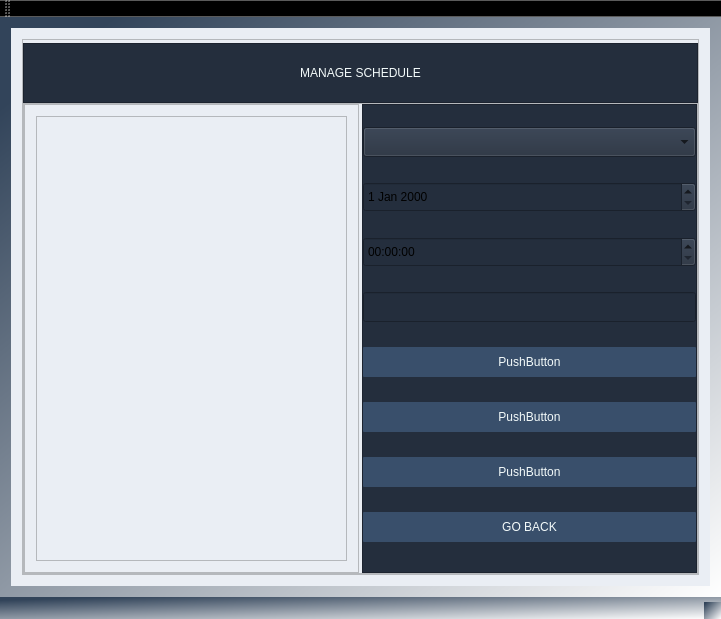
First picture: the form in MovieTicketManagementSystem/MainWindow.ui, repository ZuzannaZawartka/movie-ticket-management-system, before the edit.
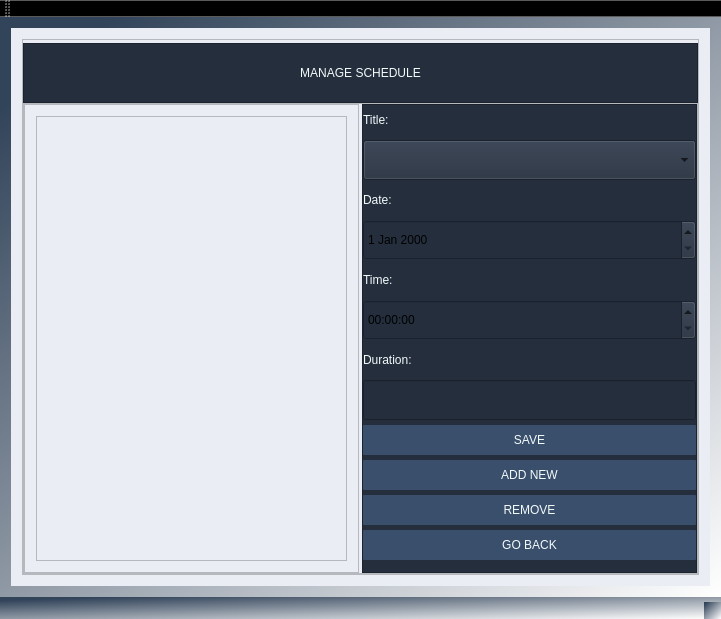
Second picture: the form after the edit. The open tabs and pages were chosen to show the change.

Commit message: feat: added stylesheets to schedule window, added removeInvalidSchedules to the ScheduleDatabase constructor, To Do: add refreshing to removeInvalidSchedules

Patch:
```diff
--- a/MovieTicketManagementSystem/MainWindow.ui
+++ b/MovieTicketManagementSystem/MainWindow.ui
@@ -837,7 +837,7 @@
                 </property>
                 <layout class="QVBoxLayout" name="verticalLayout_20">
                  <property name="spacing">
-                  <number>3</number>
+                  <number>5</number>
                  </property>
                  <property name="leftMargin">
                   <number>0</number>
@@ -851,48 +851,156 @@
                  <property name="bottomMargin">
                   <number>0</number>
                  </property>
+                 <item>
+                  <widget class="QLabel" name="label_2">
+                   <property name="maximumSize">
+                    <size>
+                     <width>16777215</width>
+                     <height>30</height>
+                    </size>
+                   </property>
+                   <property name="styleSheet">
+                    <string notr="true">font: 900 10pt &quot;Source Sans Pro Black&quot;;
+color: rgb(243, 250, 250);
+background-color: rgb(36, 46, 61);</string>
+                   </property>
+                   <property name="text">
+                    <string>Title:</string>
+                   </property>
+                  </widget>
+                 </item>
                  <item>
                   <widget class="QComboBox" name="movieChoose">
+                   <property name="minimumSize">
+                    <size>
+                     <width>0</width>
+                     <height>40</height>
+                    </size>
+                   </property>
+                   <property name="maximumSize">
+                    <size>
+                     <width>16777215</width>
+                     <height>40</height>
+                    </size>
+                   </property>
+                  </widget>
+                 </item>
+                 <item>
+                  <widget class="QLabel" name="label_3">
                    <property name="maximumSize">
                     <size>
                      <width>16777215</width>
                      <height>30</height>
                     </size>
                    </property>
+                   <property name="styleSheet">
+                    <string notr="true">font: 900 10pt &quot;Source Sans Pro Black&quot;;
+color: rgb(243, 250, 250);
+background-color: rgb(36, 46, 61);</string>
+                   </property>
+                   <property name="text">
+                    <string>Date:</string>
+                   </property>
                   </widget>
                  </item>
                  <item>
                   <widget class="QDateEdit" name="dateChoose">
+                   <property name="minimumSize">
+                    <size>
+                     <width>0</width>
+                     <height>40</height>
+                    </size>
+                   </property>
+                   <property name="maximumSize">
+                    <size>
+                     <width>16777215</width>
+                     <height>40</height>
+                    </size>
+                   </property>
+                  </widget>
+                 </item>
+                 <item>
+                  <widget class="QLabel" name="label_4">
                    <property name="maximumSize">
                     <size>
                      <width>16777215</width>
                      <height>30</height>
                     </size>
                    </property>
+                   <property name="styleSheet">
+                    <string notr="true">font: 900 10pt &quot;Source Sans Pro Black&quot;;
+color: rgb(243, 250, 250);
+background-color: rgb(36, 46, 61);</string>
+                   </property>
+                   <property name="text">
+                    <string>Time:</string>
+                   </property>
                   </widget>
                  </item>
                  <item>
                   <widget class="QTimeEdit" name="timeChoose">
+                   <property name="minimumSize">
+                    <size>
+                     <width>0</width>
+                     <height>40</height>
+                    </size>
+                   </property>
                    <property name="maximumSize">
                     <size>
                      <width>16777215</width>
+                     <height>40</height>
+                    </size>
+                   </property>
+                  </widget>
+                 </item>
+                 <item>
+                  <widget class="QLabel" name="label_5">
+                   <property name="minimumSize">
+                    <size>
+                     <width>0</width>
                      <height>30</height>
                     </size>
                    </property>
+                   <property name="maximumSize">
+                    <size>
+                     <width>16777215</width>
+                     <height>30</height>
+                    </size>
+                   </property>
+                   <property name="styleSheet">
+                    <string notr="true">font: 900 10pt &quot;Source Sans Pro Black&quot;;
+color: rgb(243, 250, 250);
+background-color: rgb(36, 46, 61);</string>
+                   </property>
+                   <property name="text">
+                    <string>Duration:</string>
+                   </property>
                   </widget>
                  </item>
                  <item>
                   <widget class="QLineEdit" name="durationChoose">
+                   <property name="minimumSize">
+                    <size>
+                     <width>0</width>
+                     <height>40</height>
+                    </size>
+                   </property>
                    <property name="maximumSize">
                     <size>
                      <width>16777215</width>
-                     <height>30</height>
+                     <height>40</height>
                     </size>
                    </property>
                   </widget>
                  </item>
                  <item>
                   <widget class="QPushButton" name="saveScheduleButton">
+                   <property name="minimumSize">
+                    <size>
+                     <width>0</width>
+                     <height>30</height>
+                    </size>
+                   </property>
                    <property name="maximumSize">
                     <size>
                      <width>16777215</width>
@@ -906,12 +1014,18 @@
 background-color: rgb(57, 79, 107);</string>
                    </property>
                    <property name="text">
-                    <string>PushButton</string>
+                    <string>SAVE</string>
                    </property>
                   </widget>
                  </item>
                  <item>
                   <widget class="QPushButton" name="addScheduleButton">
+                   <property name="minimumSize">
+                    <size>
+                     <width>0</width>
+                     <height>30</height>
+                    </size>
+                   </property>
                    <property name="maximumSize">
                     <size>
                      <width>16777215</width>
@@ -925,12 +1039,18 @@
 background-color: rgb(57, 79, 107);</string>
                    </property>
                    <property name="text">
-                    <string>PushButton</string>
+                    <string>ADD NEW</string>
                    </property>
                   </widget>
                  </item>
                  <item>
                   <widget class="QPushButton" name="removeScheduleButton">
+                   <property name="minimumSize">
+                    <size>
+                     <width>0</width>
+                     <height>30</height>
+                    </size>
+                   </property>
                    <property name="maximumSize">
                     <size>
                      <width>16777215</width>
@@ -944,12 +1064,18 @@
 background-color: rgb(57, 79, 107);</string>
                    </property>
                    <property name="text">
-                    <string>PushButton</string>
+                    <string>REMOVE</string>
                    </property>
                   </widget>
                  </item>
                  <item>
                   <widget class="QPushButton" name="goBackScheduleButton">
+                   <property name="minimumSize">
+                    <size>
+                     <width>0</width>
+                     <height>30</height>
+                    </size>
+                   </property>
                    <property name="maximumSize">
                     <size>
                      <width>16777215</width>
```
Left out of the diff: 5 changed lines with no effect on the pictures. The commit also changes 3 other files.
